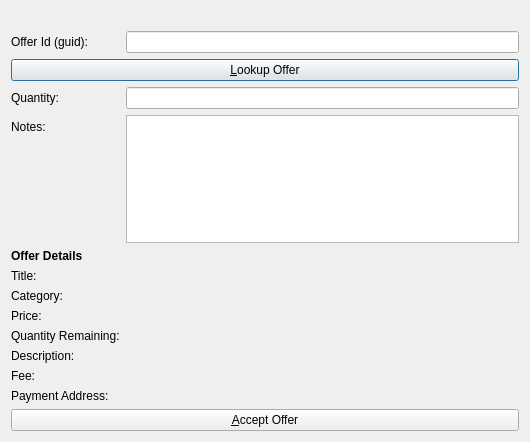
Above: src/qt/forms/acceptandpayofferlistpage.ui from syscoin/syscoin1 before the change. Below: the same form after it.
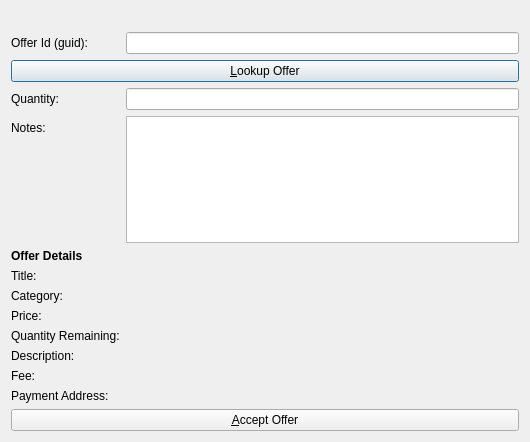
That is the form after the change. Icons and pictures are not drawn.

Commit message: costmetic ui changes to offer flow pages

Patch:
```diff
--- a/src/qt/forms/acceptandpayofferlistpage.ui
+++ b/src/qt/forms/acceptandpayofferlistpage.ui
@@ -19,6 +19,13 @@
   <layout class="QVBoxLayout" name="verticalLayout">
    <item>
     <widget class="QLabel" name="labelExplanation">
+     <property name="font">
+      <font>
+       <pointsize>10</pointsize>
+       <weight>75</weight>
+       <bold>true</bold>
+      </font>
+     </property>
      <property name="text">
       <string/>
      </property>
```
The commit also changes 2 other files.
